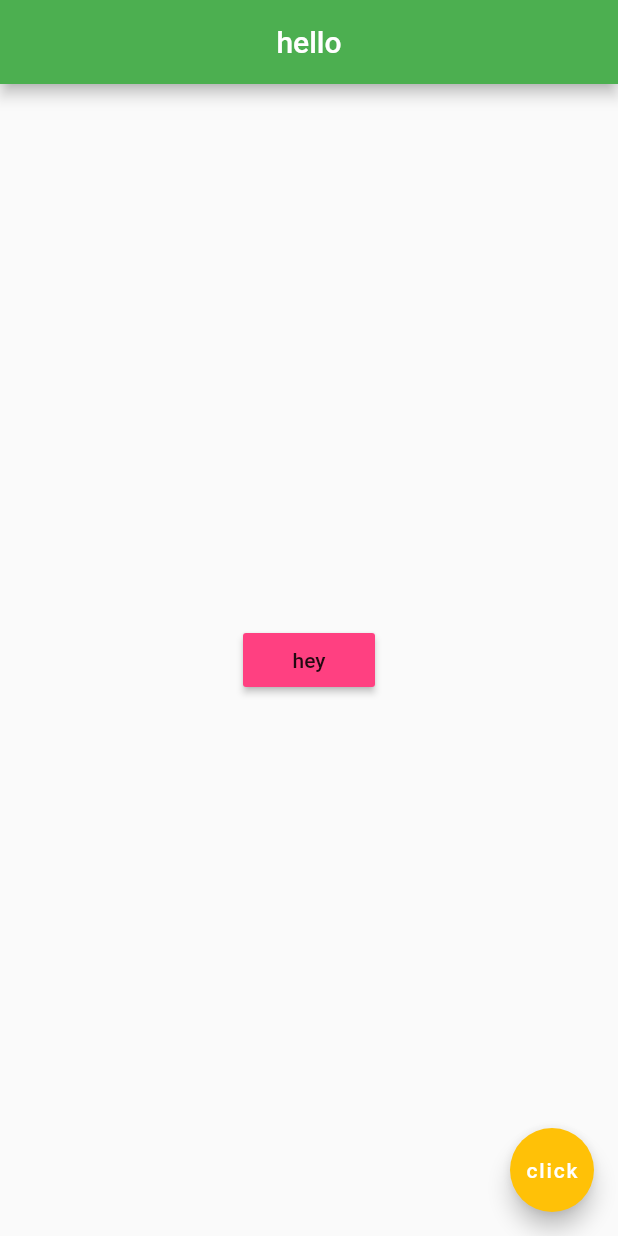
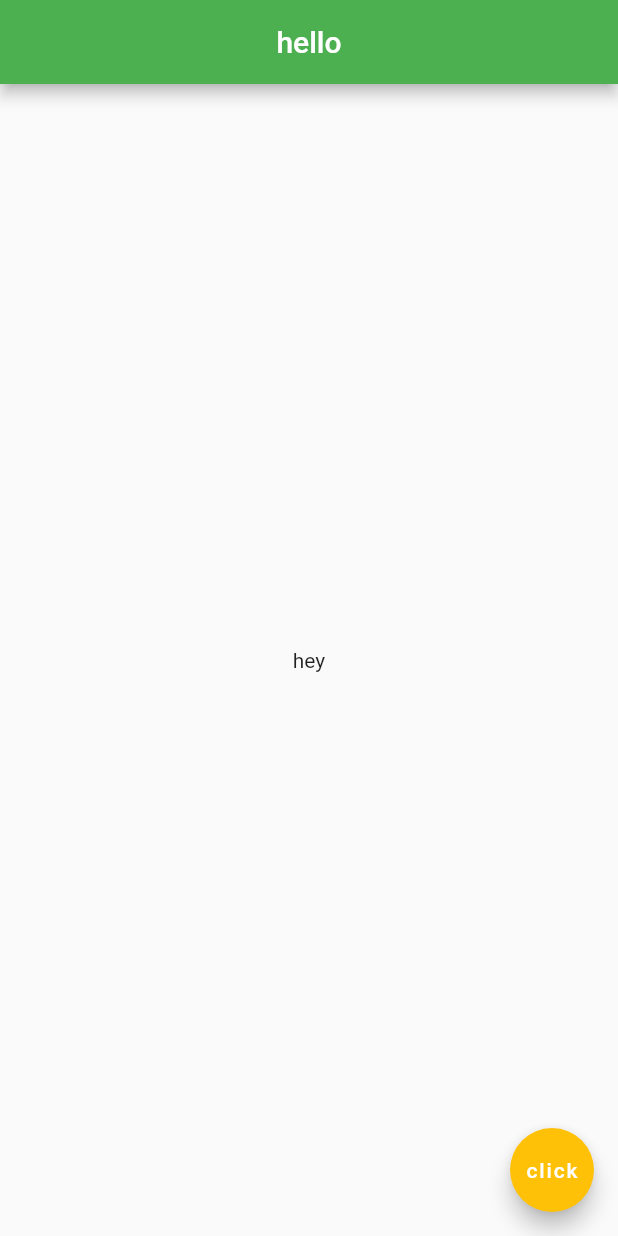
Before and after one commit to Nyaradzo20/my-Flutter-repo, a Flutter app: the screen it shows after launch, on a phone screen of 412 x 824 dp. Run offline on Flutter 3.47's test engine with Material 2 defaults, Android fonts, the phone set to English and light mode, and no system bars; missing offline and left inert: dart:html.

```diff
--- a/lib/main.dart
+++ b/lib/main.dart
@@ -16,7 +16,7 @@ class Home extends StatelessWidget {
         backgroundColor: Colors.green,
       ),
       body: Center(
-        child: RaisedButton(
+        child: flatButton(
           onPressed: () {},
           child: Text('hey'),
           color: Colors.pinkAccent,
```
